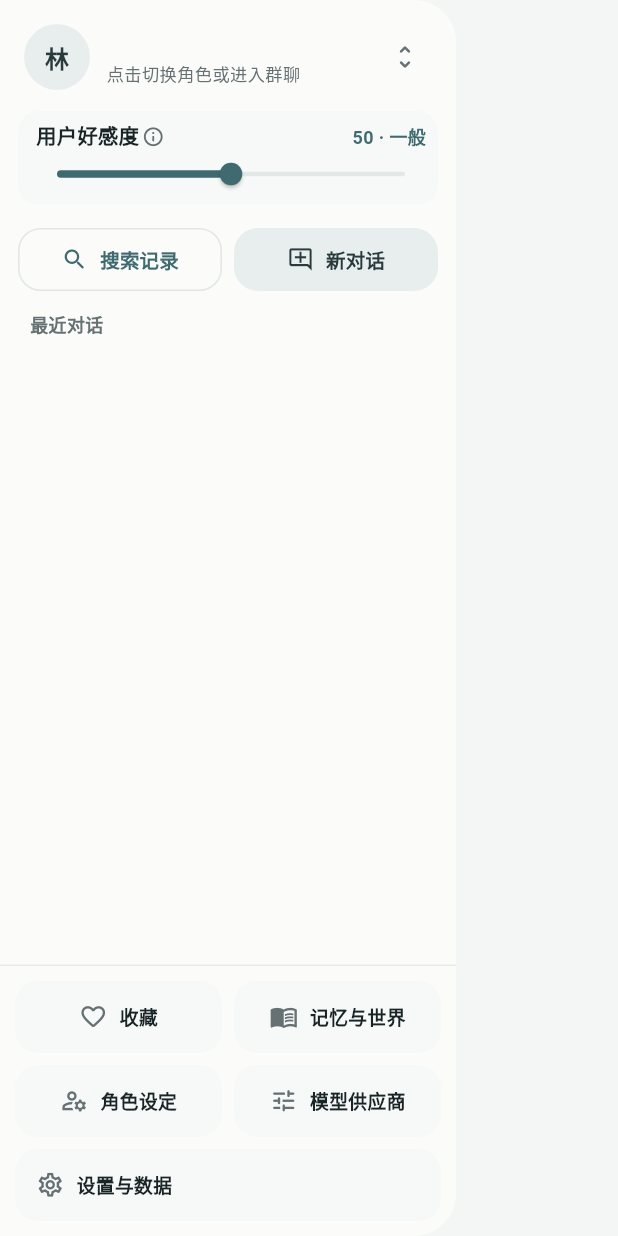
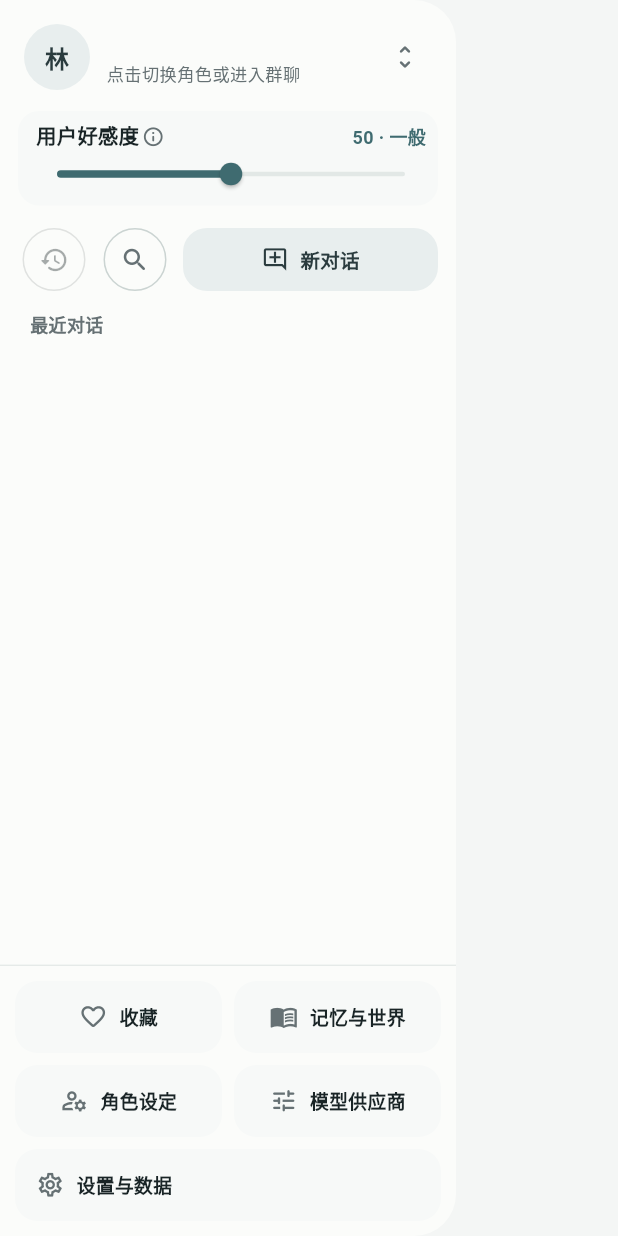
Before and after one commit to yy675908-rgb/chat-app, a Flutter app: the ConversationDrawer widget shown alone on an empty page, opened directly with empty values, on a phone screen of 412 x 824 dp. Run offline on Flutter 3.47's test engine with Material 3 defaults, Android fonts, the phone set to English and light mode, and no system bars; our stand-ins replace file_picker, flutter_markdown_plus, flutter_secure_storage, shared_preferences, sqflite; accounts and stored records are empty.

Commit message:
Compact drawer search and add clear-history action

```diff
--- a/lib/widgets/conversation_drawer.dart
+++ b/lib/widgets/conversation_drawer.dart
@@ -16,6 +16,7 @@ class ConversationDrawer extends StatelessWidget {
     required this.onNew,
     required this.onNewGroup,
     required this.onSearch,
+    required this.onClearAll,
     required this.onSelect,
     required this.onDelete,
     required this.onRename,
@@ -36,6 +37,7 @@ class ConversationDrawer extends StatelessWidget {
   final VoidCallback onNew;
   final VoidCallback onNewGroup;
   final VoidCallback onSearch;
+  final VoidCallback onClearAll;
   final ValueChanged<Conversation> onSelect;
   final ValueChanged<Conversation> onDelete;
   final ValueChanged<Conversation> onRename;
@@ -135,19 +137,22 @@ class ConversationDrawer extends StatelessWidget {
               padding: const EdgeInsets.fromLTRB(12, 4, 12, 6),
               child: Row(
                 children: [
-                  Expanded(
-                    child: OutlinedButton.icon(
-                      onPressed: onSearch,
-                      style: OutlinedButton.styleFrom(
-                        minimumSize: const Size.fromHeight(42),
-                        padding: const EdgeInsets.symmetric(horizontal: 10),
-                      ),
-                      icon: const Icon(Icons.search_rounded, size: 18),
-                      label: const Text(
-                        '搜索记录',
-                        style: TextStyle(fontSize: 13),
-                      ),
+                  IconButton.outlined(
+                    tooltip: '清空历史记录',
+                    onPressed: conversations.isEmpty ? null : onClearAll,
+                    style: IconButton.styleFrom(
+                      minimumSize: const Size(42, 42),
                     ),
+                    icon: const Icon(Icons.history_rounded, size: 20),
+                  ),
+                  const SizedBox(width: 6),
+                  IconButton.outlined(
+                    tooltip: '搜索记录',
+                    onPressed: onSearch,
+                    style: IconButton.styleFrom(
+                      minimumSize: const Size(42, 42),
+                    ),
+                    icon: const Icon(Icons.search_rounded, size: 20),
                   ),
                   const SizedBox(width: 8),
                   Expanded(
```
